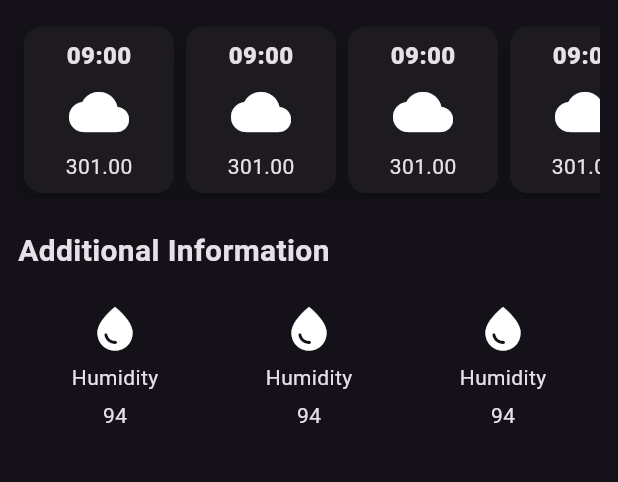
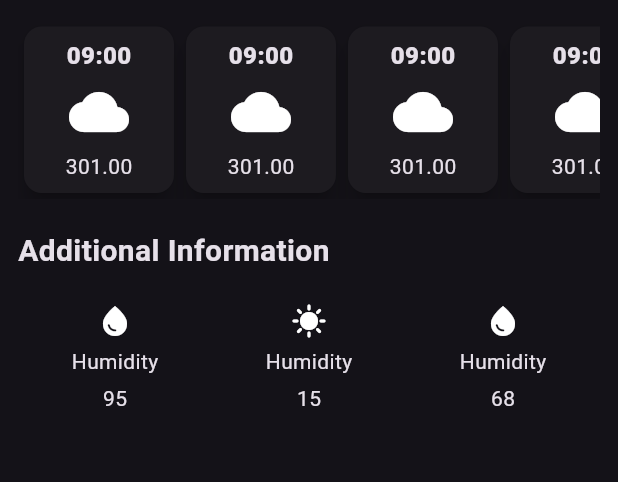
Before and after one commit to fiftheenyen/weather_app, a Flutter app: the screen it shows after launch, on a phone screen of 412 x 824 dp, the part 494-976 px from its top. Run offline on Flutter 3.47's test engine with Material 3 defaults, Android fonts, the phone set to English and light mode, and no system bars.

Commit message:
made the value changeable

```diff
--- a/lib/additional_info_item.dart
+++ b/lib/additional_info_item.dart
@@ -1,17 +1,26 @@
 import 'package:flutter/material.dart';
 
 class AdditionalInfoItem extends StatelessWidget {
-  const AdditionalInfoItem({super.key});
+  final IconData icon;
+  final String label;
+  final String value;
+
+  const AdditionalInfoItem({
+    super.key,
+    required this.icon,
+    required this.label,
+    required this.value,
+  });
 
   @override
   Widget build(BuildContext context) {
     return Column(
       children: [
-        Icon(Icons.water_drop, size: 35),
+        Icon(icon),
         const SizedBox(height: 5),
-        Text('Humidity', style: TextStyle(fontSize: 14)),
+        Text(label),
         const SizedBox(height: 5),
-        Text('94', style: TextStyle(fontSize: 14)),
+        Text(value),
       ],
     );
   }
--- a/lib/weather_screen.dart
+++ b/lib/weather_screen.dart
@@ -94,9 +94,21 @@ class WeatherScreen extends StatelessWidget {
             Row(
               mainAxisAlignment: MainAxisAlignment.spaceAround,
               children: [
-                AdditionalInfoItem(),
-                AdditionalInfoItem(),
-                AdditionalInfoItem(),
+                AdditionalInfoItem(
+                  icon: Icons.water_drop,
+                  label: 'Humidity',
+                  value: '95',
+                ),
+                AdditionalInfoItem(
+                  icon: Icons.sunny,
+                  label: 'Humidity',
+                  value: '15',
+                ),
+                AdditionalInfoItem(
+                  icon: Icons.water_drop,
+                  label: 'Humidity',
+                  value: '68',
+                ),
               ],
             ),
           ],
```
